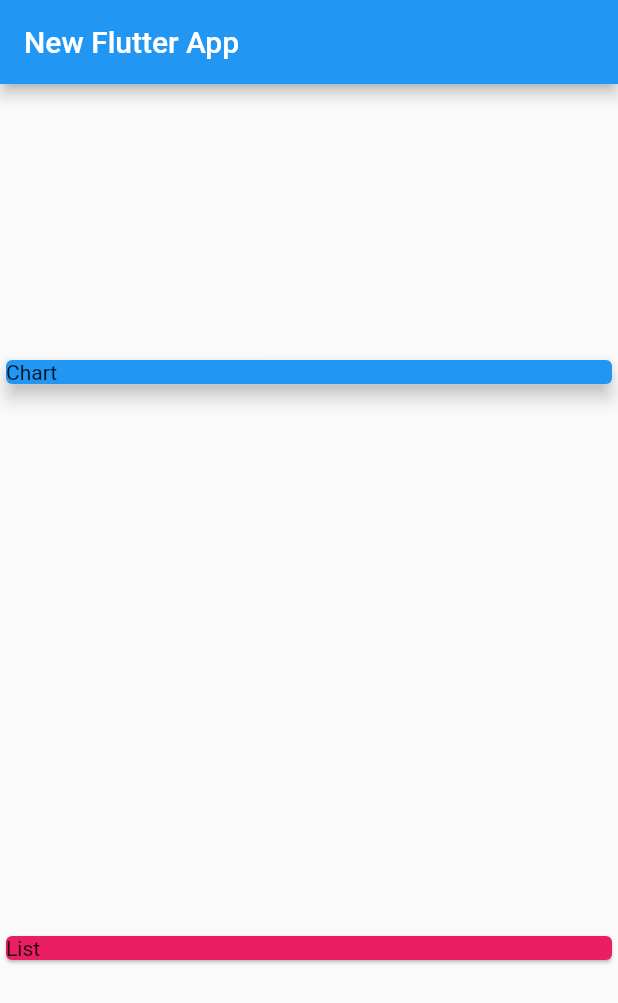
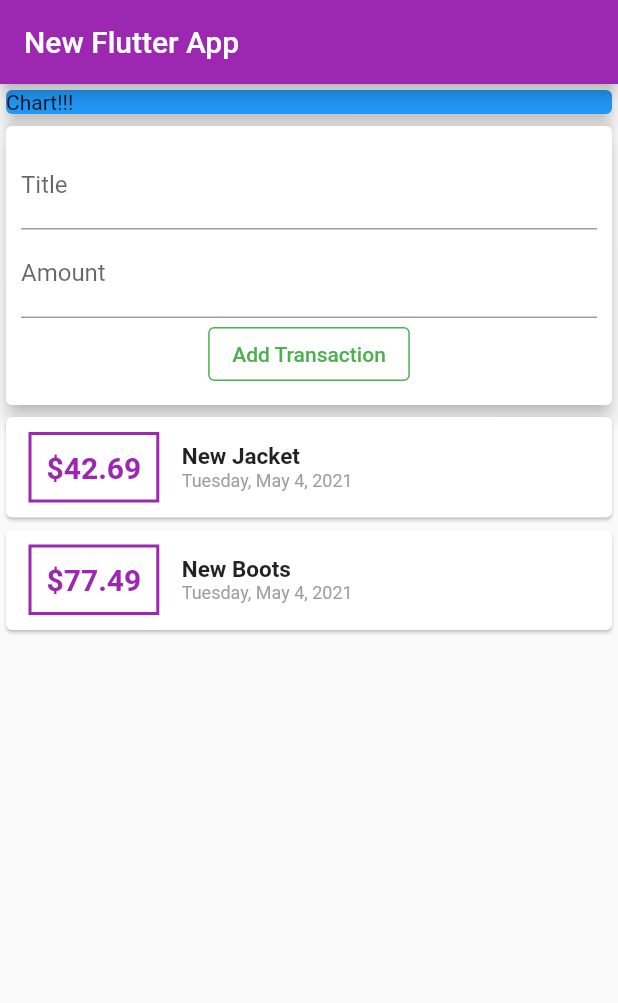
Before and after one commit to omecool107/First_app, a Flutter app: the screen it shows after launch, on a phone screen of 412 x 824 dp. Shown: the top 1003 px of the screen. Run offline on Flutter 3.47's test engine with Material 2 defaults, Android fonts, the phone set to English and light mode, and no system bars.

Commit message:
new Widgets and Model folder, also 3 new classes NewTransaction, UserTransaction, and TransactionsList

```diff
--- a/lib/main.dart
+++ b/lib/main.dart
@@ -1,5 +1,6 @@
-import 'package:first_app/Transaction.dart';
+import 'package:first_app/widgets/user_transactions.dart';
 import 'package:flutter/material.dart';
+
 
 void main() => runApp(MyApp());
 
@@ -15,45 +16,27 @@ class MyApp extends StatelessWidget {
 }
 
 class MyHomePage extends StatelessWidget {
-  final List<Transaction> transactions= [
-    Transaction(
-      id: 'T1',
-      title: 'New Jacket',
-      amount: 42.69,
-      date: DateTime.now()
-      ),
-    Transaction(
-      id: 'T2',
-      title: 'New Boots',
-      amount: 77.49,
-      date: DateTime.now()
-      ),
-  ];
+
+
 
   @override
   Widget build(BuildContext context) {
     return Scaffold(
       appBar: AppBar(
         title: Text('New Flutter App'),
+        backgroundColor: Colors.purple,
       ),
       body: Column(
 
-        mainAxisAlignment: MainAxisAlignment.spaceAround,
+       // mainAxisAlignment: MainAxisAlignment.spaceAround,
         crossAxisAlignment: CrossAxisAlignment.stretch,
         children: <Widget>[
           Card(
             color: Colors.blue,
-            child: Container(
- //             width: double.infinity,
- //             alignment: Alignment.center,
-              child: Text('Chart')
-              ),
+            child: Text('Chart!!!'),
             elevation: 5,
           ),
-          Card(
-            color: Colors.pink,
-            child: Text('List'),
-          ),
+          UserTransactions(),
         ],
       ),
     );
--- /dev/null
+++ b/lib/widgets/new_transactions.dart
@@ -0,0 +1,39 @@
+import 'package:flutter/material.dart';
+
+class NewTransactions extends StatelessWidget {
+  final titleController = TextEditingController();
+  final amountController = TextEditingController();
+  @override
+  Widget build(BuildContext context) {
+    return Card(
+            elevation: 5,
+            child: Container(
+              padding: EdgeInsets.all(10),
+              child: Column(
+                children: <Widget>[
+                  TextField(
+                    controller: titleController,
+                    decoration: InputDecoration(
+                      labelText: 'Title',
+                      ),
+                    ),
+                  TextField(
+                    controller: amountController,
+                    decoration: InputDecoration(
+                      labelText: 'Amount',
+                      ),
+                    ),
+                  OutlinedButton(
+                    style: TextButton.styleFrom(
+                      primary: Colors.green,
+                      side: BorderSide(color: Colors.green),
+                      ),
+                    onPressed: (){},
+                    child: Text('Add Transaction')
+                    ),
+                ]
+              ),
+            ),
+          );
+  }
+}
--- /dev/null
+++ b/lib/widgets/transaction_list.dart
@@ -0,0 +1,59 @@
+import 'package:flutter/material.dart';
+import 'package:intl/intl.dart';
+import '../models/Transaction.dart';
+class TransactionList extends StatelessWidget {
+  final List<Transaction> transactions;
+
+  TransactionList(this.transactions);
+
+  @override
+  Widget build(BuildContext context) {
+    return Column(children: transactions.map((tx) {
+            return Card(
+              child: Row(
+                children: <Widget>[
+                Container(
+                  margin: EdgeInsets.symmetric(
+                    vertical: 10,
+                    horizontal: 15,
+                  ),
+                  decoration: BoxDecoration(
+                    border: Border.all(
+                      color: Colors.purple,
+                      width: 2,
+                    ),
+                  ),
+                  padding: EdgeInsets.all(10),
+                  child: Text(
+                    '\$${tx.amount}',
+                    style: TextStyle(
+                      fontWeight: FontWeight.bold,
+                      fontSize: 20,
+                      color: Colors.purple,
+                    ),
+                    ),
+                ),
+                Column(
+                  crossAxisAlignment: CrossAxisAlignment.start,
+                  children: <Widget>[
+                  Text(
+                    tx.title,
+                    style: TextStyle(
+                      fontWeight: FontWeight.bold,
+                      fontSize: 15,
+                    ),
+                    ),
+                  Text(
+                    DateFormat.yMMMMEEEEd().format(tx.date),
+                    style: TextStyle(
+                      fontSize: 12,
+                      color: Colors.grey,
+                    ),
+                    ),
+                ]),
+              ],),
+            );
+           }).toList(),
+          );
+  }
+}
--- /dev/null
+++ b/lib/widgets/user_transactions.dart
@@ -0,0 +1,50 @@
+import 'package:flutter/material.dart';
+import 'package:first_app/widgets/new_transactions.dart';
+import 'package:first_app/widgets/transaction_list.dart';
+import '../models/Transaction.dart';
+class UserTransactions extends StatefulWidget {
+  @override
+  _UserTransactionsState createState() => _UserTransactionsState();
+}
+
+class _UserTransactionsState extends State<UserTransactions> {
+  final List<Transaction> usertransactions= [
+    Transaction(
+      id: 'T1',
+      title: 'New Jacket',
+      amount: 42.69,
+      date: DateTime.now()
+      ),
+    Transaction(
+      id: 'T2',
+      title: 'New Boots',
+      amount: 77.49,
+      date: DateTime.now()
+      ),
+  ];
+
+  void _addNewTransactions(String title, double amount){
+    final newTx = Transaction(
+      title: title,
+      amount: amount,
+      date: DateTime.now(),
+      id: DateTime.now().toString()
+      );
+    setState((){
+      usertransactions.add(newTx);
+    });
+  }
+
+  @override
+
+
+  @override
+  Widget build(BuildContext context) {
+    return Column(
+      children: [
+        NewTransactions(),
+        TransactionList(usertransactions),
+      ],
+    );
+  }
+}
--- a/pubspec.yaml
+++ b/pubspec.yaml
@@ -28,6 +28,7 @@ dependencies:
   # The following adds the Cupertino Icons font to your application.
   # Use with the CupertinoIcons class for iOS style icons.
   cupertino_icons: ^1.0.2
+  intl: ^0.17.0
 
 dev_dependencies:
   flutter_test:
```
Also changed, not shown: lib/models/Transaction.dart (renamed from lib/Transaction.dart), pubspec.lock.
